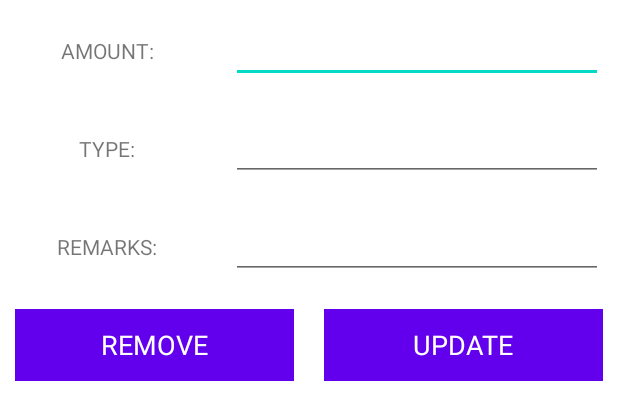
After one commit to Seibell/Plutus, an Android app: the layout update_data_item.xml on its own in the app's theme, with its tools: preview values and no code run, on a phone screen of 412 x 824 dp. The commit adds this screen. Shown: the top 420 px of the screen. Run offline under Robolectric (Android 15) with nearby library versions, the phone set to English and light mode, and no system bars.

```diff
--- a/app/src/main/java/com/example/plutus/ExpenseFragment.java
+++ b/app/src/main/java/com/example/plutus/ExpenseFragment.java
@@ -1,5 +1,7 @@
 package com.example.plutus;
 
+import android.annotation.SuppressLint;
+import android.app.AlertDialog;
 import android.os.Bundle;
 
 import androidx.annotation.NonNull;
@@ -10,6 +12,8 @@ import androidx.recyclerview.widget.RecyclerView;
 import android.view.LayoutInflater;
 import android.view.View;
 import android.view.ViewGroup;
+import android.widget.Button;
+import android.widget.EditText;
 import android.widget.TextView;
 
 import com.firebase.ui.database.FirebaseRecyclerAdapter;
@@ -21,6 +25,9 @@ import com.google.firebase.database.DatabaseError;
 import com.google.firebase.database.DatabaseReference;
 import com.google.firebase.database.FirebaseDatabase;
 import com.google.firebase.database.ValueEventListener;
+
+import java.text.DateFormat;
+import java.util.Date;
 
 import Model.Data;
 
@@ -35,6 +42,21 @@ public class ExpenseFragment extends Fragment {
     private FirebaseRecyclerAdapter adapter;
 
     private TextView expenseSumResult;
+
+    //For updating expense data
+    private EditText edtAmount;
+    private EditText edtType;
+    private EditText edtNote;
+
+    private Button btnUpdate;
+    private Button btnRemove;
+
+    //Data items
+    private int amount; //Change to double later?
+    private String type;
+    private String note;
+
+    private String pos_key;
 
     @Override
     public void onCreate(Bundle savedInstanceState) {
@@ -67,7 +89,7 @@ public class ExpenseFragment extends Fragment {
 
         mExpenseDatabase.addValueEventListener(new ValueEventListener() {
 
-            double sum = 0.0;
+            int sum = 0;
 
             @Override
             public void onDataChange(@NonNull DataSnapshot snapshot) {
@@ -103,15 +125,87 @@ public class ExpenseFragment extends Fragment {
                 return new ViewHolder(LayoutInflater.from(parent.getContext()).inflate(R.layout.expense_recycler_data, parent, false));
             }
 
-            protected void onBindViewHolder(@NonNull ViewHolder holder, int position, @NonNull Data model) {
+            protected void onBindViewHolder(@NonNull ViewHolder holder, @SuppressLint("RecyclerView") int position, @NonNull Data model) {
                 holder.setAmount(model.getAmount());
                 holder.setType(model.getType());
                 holder.setNote(model.getRemark());
                 holder.setDate(model.getDate());
+
+                holder.mView.setOnClickListener(new View.OnClickListener() {
+                    @Override
+                    public void onClick(View v) {
+
+                        pos_key = getRef(position).getKey();
+
+                        amount = model.getAmount();
+                        type = model.getType();
+                        note = model.getRemark();
+
+                        updateDataItem();
+                    }
+                });
             }
         };
+
         recyclerView.setAdapter(adapter);
         adapter.startListening();
+    }
+
+    private void updateDataItem() {
+
+        AlertDialog.Builder dialog = new AlertDialog.Builder(getActivity());
+        LayoutInflater inflater = LayoutInflater.from(getActivity());
+        View view = inflater.inflate(R.layout.update_data_item, null);
+
+        dialog.setView(view);
+
+        edtAmount = view.findViewById(R.id.amount_edt);
+        edtType = view.findViewById(R.id.type_edt);
+        edtNote = view.findViewById(R.id.note_edt);
+
+        //shows editText data in updateDialog
+        edtAmount.setText(String.valueOf(amount));
+        edtAmount.setSelection(String.valueOf(amount).length());
+
+        edtType.setText(type);
+        edtType.setSelection(type.length());
+
+        edtNote.setText(note);
+        edtNote.setSelection(note.length());
+
+        //Buttons
+        btnUpdate = view.findViewById(R.id.btnUpdate);
+        btnRemove = view.findViewById(R.id.btnRemove);
+
+        AlertDialog updateDialog = dialog.create();
+
+        btnUpdate.setOnClickListener(new View.OnClickListener() {
+            @Override
+            public void onClick(View v) {
+
+                String amountString = edtAmount.getText().toString().trim();
+                type = edtType.getText().toString().trim();
+                note = edtNote.getText().toString().trim();
+                amount = Integer.parseInt(amountString);
+
+                String mDate = DateFormat.getDateInstance().format(new Date());
+                Data data = new Data(amount, type, note, pos_key, mDate);
+
+                mExpenseDatabase.child(pos_key).setValue(data);
+
+                updateDialog.dismiss();
+            }
+        });
+
+        btnRemove.setOnClickListener(new View.OnClickListener() {
+            @Override
+            public void onClick(View v) {
+                mExpenseDatabase.child(pos_key).removeValue();
+                updateDialog.dismiss();
+            }
+        });
+
+        updateDialog.show();
     }
 
     class ViewHolder extends RecyclerView.ViewHolder {
--- /dev/null
+++ b/app/src/main/res/layout/update_data_item.xml
@@ -0,0 +1,143 @@
+<?xml version="1.0" encoding="utf-8"?>
+<LinearLayout
+    xmlns:android="http://schemas.android.com/apk/res/android"
+    android:layout_width="match_parent"
+    android:layout_height="match_parent"
+    android:orientation="vertical">
+    <ScrollView
+        android:layout_width="match_parent"
+        android:layout_height="match_parent">
+        <LinearLayout
+            android:layout_width="match_parent"
+            android:layout_height="match_parent"
+            android:orientation="vertical">
+            <LinearLayout
+                android:layout_width="match_parent"
+                android:layout_height="wrap_content"
+                android:orientation="horizontal">
+                <RelativeLayout
+                    android:layout_width="0dp"
+                    android:layout_weight="1"
+                    android:layout_margin="10dp"
+                    android:gravity="center"
+                    android:layout_height="wrap_content">
+                    <TextView
+                        android:layout_width="wrap_content"
+                        android:layout_height="wrap_content"
+                        android:text="AMOUNT:"
+                        />
+
+                </RelativeLayout>
+                <RelativeLayout
+                    android:layout_width="0dp"
+                    android:layout_weight="2"
+                    android:layout_margin="10dp"
+                    android:layout_height="wrap_content">
+                    <EditText
+                        android:layout_width="match_parent"
+                        android:layout_height="wrap_content"
+                        android:id="@+id/amount_edt"
+                        />
+
+                </RelativeLayout>
+            </LinearLayout>
+            <LinearLayout
+                android:layout_width="match_parent"
+                android:layout_height="wrap_content"
+                android:orientation="horizontal">
+                <RelativeLayout
+                    android:layout_width="0dp"
+                    android:layout_weight="1"
+                    android:layout_margin="10dp"
+                    android:gravity="center"
+                    android:layout_height="wrap_content">
+                    <TextView
+                        android:layout_width="wrap_content"
+                        android:layout_height="wrap_content"
+                        android:text="TYPE:"
+                        />
+
+                </RelativeLayout>
+                <RelativeLayout
+                    android:layout_width="0dp"
+                    android:layout_weight="2"
+                    android:layout_margin="10dp"
+                    android:layout_height="wrap_content">
+                    <EditText
+                        android:layout_width="match_parent"
+                        android:layout_height="wrap_content"
+                        android:id="@+id/type_edt"
+                        />
+
+                </RelativeLayout>
+            </LinearLayout>
+            <LinearLayout
+                android:layout_width="match_parent"
+                android:layout_height="wrap_content"
+                android:orientation="horizontal">
+                <RelativeLayout
+                    android:layout_width="0dp"
+                    android:layout_weight="1"
+                    android:layout_margin="10dp"
+                    android:gravity="center"
+                    android:layout_height="wrap_content">
+                    <TextView
+                        android:layout_width="wrap_content"
+                        android:layout_height="wrap_content"
+                        android:text="REMARKS:"
+                        />
+
+                </RelativeLayout>
+                <RelativeLayout
+                    android:layout_width="0dp"
+                    android:layout_weight="2"
+                    android:layout_margin="10dp"
+                    android:layout_height="wrap_content">
+                    <EditText
+                        android:layout_width="match_parent"
+                        android:layout_height="wrap_content"
+                        android:id="@+id/note_edt"
+                        />
+
+                </RelativeLayout>
+            </LinearLayout>
+            <LinearLayout
+                android:layout_width="match_parent"
+                android:layout_height="wrap_content"
+                android:orientation="horizontal">
+                <RelativeLayout
+                    android:layout_width="0dp"
+                    android:layout_weight="1"
+                    android:layout_margin="10dp"
+                    android:gravity="center"
+                    android:layout_height="wrap_content">
+                    <Button
+                        android:layout_width="match_parent"
+                        android:text="REMOVE"
+                        android:textAppearance="@style/TextAppearance.AppCompat.Medium"
+                        android:textColor="@android:color/white"
+                        android:background="@color/buttonColor"
+                        android:id="@+id/btnRemove"
+                        android:layout_height="wrap_content" />
+
+                </RelativeLayout>
+                <RelativeLayout
+                    android:layout_width="0dp"
+                    android:layout_weight="1"
+                    android:layout_margin="10dp"
+                    android:gravity="center"
+                    android:layout_height="wrap_content">
+                    <Button
+                        android:layout_width="match_parent"
+                        android:text="UPDATE"
+                        android:textAppearance="@style/TextAppearance.AppCompat.Medium"
+                        android:textColor="@android:color/white"
+                        android:background="@color/buttonColor"
+                        android:id="@+id/btnUpdate"
+                        android:layout_height="wrap_content" />
+
+                </RelativeLayout>
+            </LinearLayout>
+        </LinearLayout>
+    </ScrollView>
+</LinearLayout>
```
